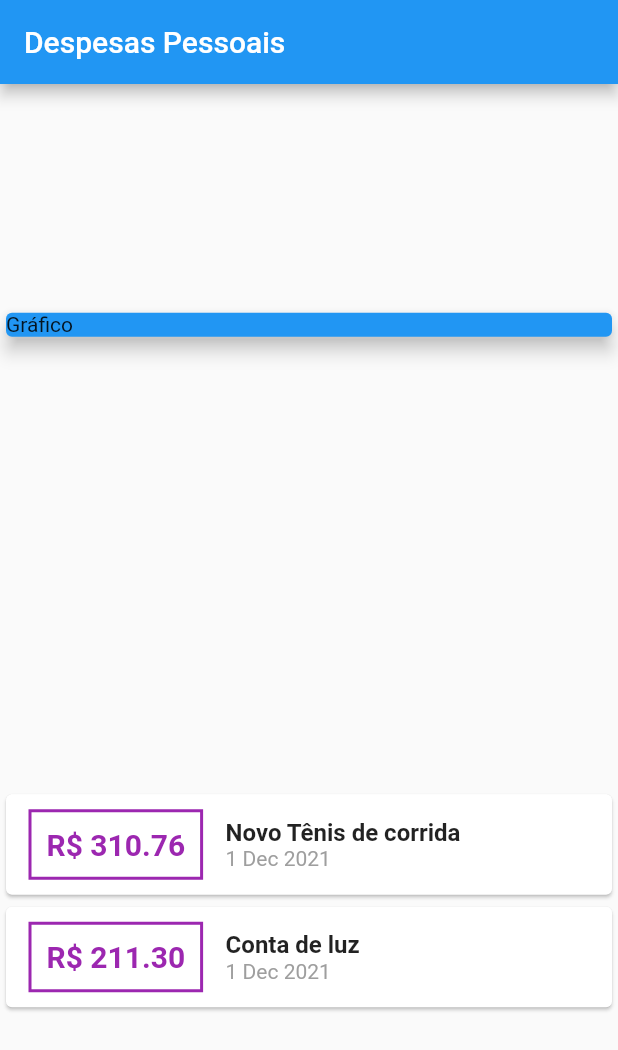
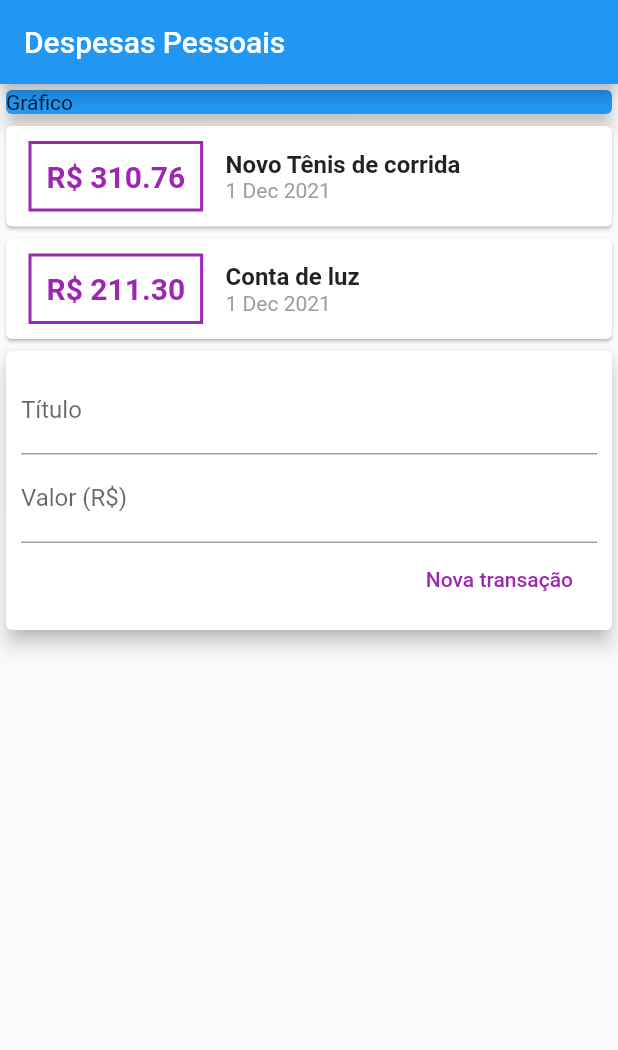
Before and after one commit to Edusu123/expenses, a Flutter app: the screen it shows after launch, on a phone screen of 412 x 824 dp. Shown: the top 1050 px of the screen. Run offline on Flutter 3.47's test engine with Material 2 defaults, Android fonts, the phone set to English and light mode, and no system bars.

Commit message:
Usando TextField

```diff
--- a/lib/main.dart
+++ b/lib/main.dart
@@ -29,7 +29,6 @@ class MyHomePage extends StatelessWidget {
         title: Text("Despesas Pessoais"),
       ),
       body: Column(
-        mainAxisAlignment: MainAxisAlignment.spaceAround,
         crossAxisAlignment: CrossAxisAlignment.stretch,
         children: <Widget>[
           Container(
@@ -75,6 +74,32 @@ class MyHomePage extends StatelessWidget {
                       ]),
                     ))
                 .toList(),
+          ),
+          Card(
+            elevation: 5,
+            child: Padding(
+              padding: const EdgeInsets.all(10),
+              child: Column(
+                children: [
+                  TextField(
+                    decoration: InputDecoration(labelText: 'Título'),
+                  ),
+                  TextField(
+                    decoration: InputDecoration(labelText: 'Valor (R\$)'),
+                  ),
+                  Row(
+                    mainAxisAlignment: MainAxisAlignment.end,
+                    children: [
+                      FlatButton(
+                        onPressed: () {},
+                        textColor: Colors.purple,
+                        child: Text('Nova transação'),
+                      ),
+                    ],
+                  )
+                ],
+              ),
+            ),
           )
         ],
       ),
```
